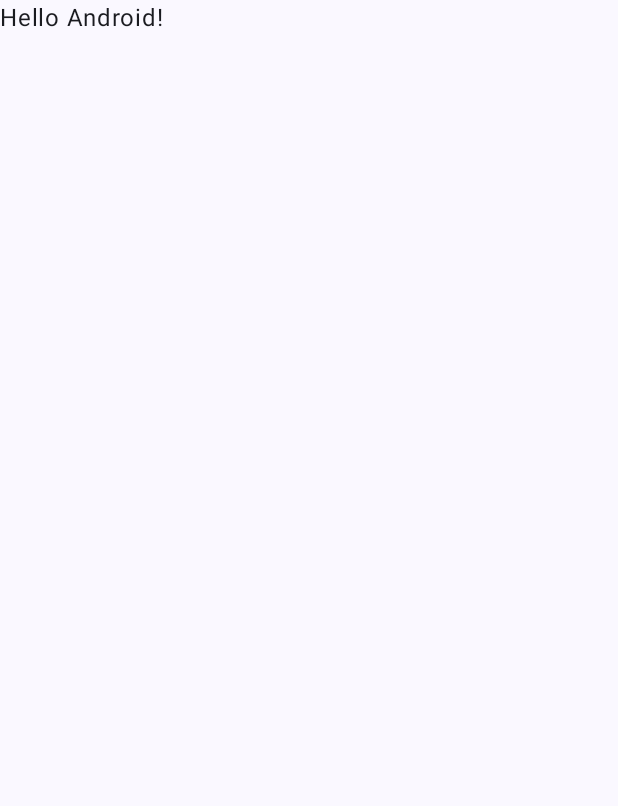
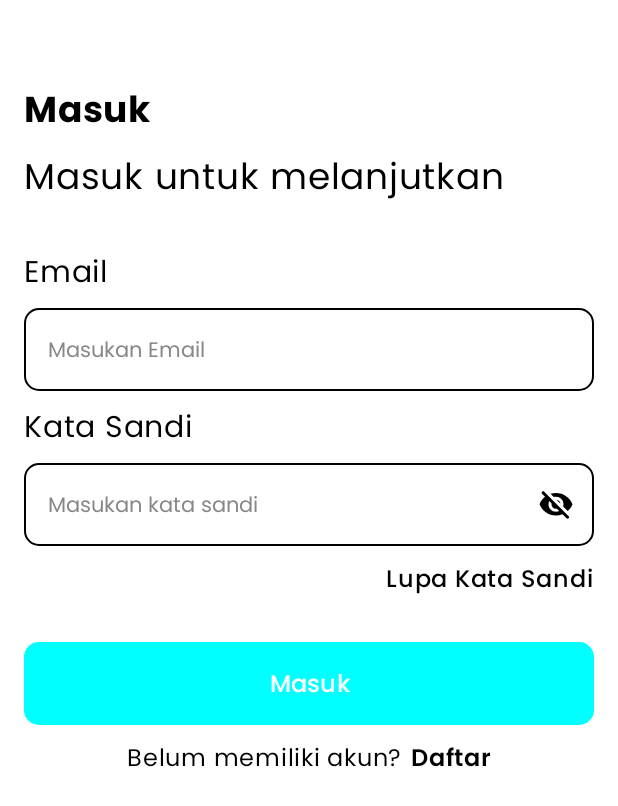
Before and after one commit to manifestasi/griya-bugar-app, an Android app built with Jetpack Compose: the screen it shows after launch (MainActivity), on a phone screen of 412 x 824 dp. Before the commit the part shown is almost empty. Shown: the top 806 px of the screen. Run offline under Robolectric (Android 15) with nearby library versions, the phone set to English and light mode, and no system bars; our stand-ins replace Dagger/Hilt's generated code.

Commit message:
add login screen layout

```diff
--- a/app/build.gradle.kts
+++ b/app/build.gradle.kts
@@ -3,7 +3,8 @@ plugins {
     alias(libs.plugins.kotlin.android)
     alias(libs.plugins.hilt.android)
     alias(libs.plugins.kotlin.kapt)
-    alias(libs.plugins.devtoolsKsp)
+//    alias(libs.plugins.devtoolsKsp)
+    alias(libs.plugins.compose.compiler)
 }
 
 android {
--- a/app/src/main/java/com/griya/griyabugar/GriyaBugarApp.kt
+++ b/app/src/main/java/com/griya/griyabugar/GriyaBugarApp.kt
@@ -15,6 +15,7 @@ import androidx.navigation.compose.currentBackStackEntryAsState
 import androidx.navigation.compose.rememberNavController
 import com.griya.griyabugar.ui.navigation.Screen
 import com.griya.griyabugar.ui.screen.home.HomeScreen
+import com.griya.griyabugar.ui.screen.login.LoginScreen
 import com.griya.griyabugar.ui.theme.GriyaBugarTheme
 
 @Composable
@@ -33,7 +34,7 @@ fun GriyaBugarApp(
             modifier = modifier.padding(innerPadding)
         ){
             composable(Screen.Home.route){
-                HomeScreen()
+                LoginScreen()
             }
         }
     }
--- /dev/null
+++ b/app/src/main/java/com/griya/griyabugar/ui/components/TextField.kt
@@ -0,0 +1,183 @@
+package com.griya.griyabugar.ui.components
+
+import androidx.compose.foundation.background
+import androidx.compose.foundation.border
+import androidx.compose.foundation.layout.Box
+import androidx.compose.foundation.layout.Row
+import androidx.compose.foundation.layout.Spacer
+import androidx.compose.foundation.layout.fillMaxWidth
+import androidx.compose.foundation.layout.height
+import androidx.compose.foundation.layout.padding
+import androidx.compose.foundation.layout.size
+import androidx.compose.foundation.shape.RoundedCornerShape
+import androidx.compose.foundation.text.BasicTextField
+import androidx.compose.foundation.text.KeyboardOptions
+import androidx.compose.material3.Icon
+import androidx.compose.material3.IconButton
+import androidx.compose.material3.IconButtonDefaults
+import androidx.compose.material3.Text
+import androidx.compose.runtime.Composable
+import androidx.compose.runtime.MutableState
+import androidx.compose.ui.Alignment
+import androidx.compose.ui.Modifier
+import androidx.compose.ui.graphics.Color
+import androidx.compose.ui.graphics.SolidColor
+import androidx.compose.ui.res.painterResource
+import androidx.compose.ui.text.TextStyle
+import androidx.compose.ui.text.font.Font
+import androidx.compose.ui.text.font.FontFamily
+import androidx.compose.ui.text.input.ImeAction
+import androidx.compose.ui.text.input.KeyboardType
+import androidx.compose.ui.text.input.PasswordVisualTransformation
+import androidx.compose.ui.text.input.VisualTransformation
+import androidx.compose.ui.unit.Dp
+import androidx.compose.ui.unit.TextUnit
+import androidx.compose.ui.unit.dp
+import androidx.compose.ui.unit.sp
+import com.griya.griyabugar.R
+
+@Composable
+fun PasswordTextField(
+    state: MutableState<String>,
+    passwordVisible: MutableState<Boolean>,
+    modifier: Modifier = Modifier,
+    fontFamily: FontFamily = FontFamily(Font(R.font.poppins_regular)),
+    fontSize: TextUnit = 14.sp,
+    hint: String = "Masukan kata sandi",
+    hintColor: Color = Color.Gray,
+    iconVisible: Int = R.drawable.round_visibility_24,
+    iconInvisible: Int = R.drawable.round_visibility_off_24,
+    backgroundColor: Color = Color.White,
+    textColor: Color = Color.Black,
+    cursorColor: Color = Color.Black,
+    cornerRadius: Dp = 10.dp,
+    height: Dp = 55.dp,
+    padding: Dp = 5.dp,
+    onPasswordVisibilityChange: ((Boolean) -> Unit)? = null
+) {
+    Row(
+        modifier = modifier
+            .fillMaxWidth()
+            .height(height)
+            .border(width = 1.dp, color = Color.Black, shape = RoundedCornerShape(cornerRadius))
+            .background(backgroundColor)
+            .padding(padding)
+    ) {
+        BasicTextField(
+            value = state.value,
+            onValueChange = { state.value = it },
+            textStyle = TextStyle(
+                fontFamily = fontFamily,
+                fontSize = fontSize,
+                color = textColor
+            ),
+            modifier = Modifier
+                .padding(start = 5.dp, end = 16.dp)
+                .align(Alignment.CenterVertically),
+            cursorBrush = SolidColor(cursorColor),
+            keyboardOptions = KeyboardOptions(
+                keyboardType = KeyboardType.Password,
+                imeAction = ImeAction.Done
+            ),
+            visualTransformation = if (passwordVisible.value) VisualTransformation.None else PasswordVisualTransformation(),
+            decorationBox = { innerTextField ->
+                Box {
+                    if (state.value.isEmpty()) {
+                        Text(
+                            text = hint,
+                            style = TextStyle(
+                                fontFamily = fontFamily,
+                                fontSize = fontSize,
+                                color = hintColor
+                            ),
+                            modifier = Modifier
+                                .align(Alignment.CenterStart)
+                                .padding(start = 5.dp)
+                        )
+                    }
+                    innerTextField() // Tampilkan BasicTextField
+                }
+            }
+        )
+        Spacer(modifier = Modifier.weight(1f))
+        IconButton(
+            onClick = {
+                passwordVisible.value = !passwordVisible.value
+                onPasswordVisibilityChange?.invoke(passwordVisible.value)
+            },
+            modifier = Modifier
+                .align(Alignment.CenterVertically)
+                .size(40.dp),
+            colors = IconButtonDefaults.iconButtonColors(Color.Transparent)
+        ) {
+            Icon(
+                painter = painterResource(
+                    id = if (passwordVisible.value) iconVisible else iconInvisible
+                ),
+                contentDescription = null,
+                tint = textColor
+            )
+        }
+    }
+}
+
+@Composable
+fun EmailTextField(
+    state: MutableState<String>,
+    modifier: Modifier = Modifier,
+    hint: String = "Masukan Email",
+    hintColor: Color = Color.Gray,
+    fontFamily: FontFamily = FontFamily(Font(R.font.poppins_regular)),
+    fontSize: TextUnit = 14.sp,
+    backgroundColor: Color = Color.White,
+    textColor: Color = Color.Black,
+    cursorColor: Color = Color.Black,
+    cornerRadius: Dp = 10.dp,
+    height: Dp = 55.dp,
+    padding: Dp = 5.dp,
+) {
+    Row(
+        modifier = modifier
+            .fillMaxWidth()
+            .height(height)
+            .border(width = 1.dp, color = Color.Black, shape = RoundedCornerShape(cornerRadius))
+            .background(backgroundColor)
+            .padding(padding)
+    ) {
+        BasicTextField(
+            value = state.value,
+            onValueChange = { state.value = it },
+            textStyle = TextStyle(
+                fontFamily = fontFamily,
+                fontSize = fontSize,
+                color = textColor
+            ),
+            modifier = Modifier
+                .padding(start = 5.dp, end = 16.dp)
+                .align(Alignment.CenterVertically),
+            cursorBrush = SolidColor(cursorColor),
+            keyboardOptions = KeyboardOptions(
+                keyboardType = KeyboardType.Email,
+                imeAction = ImeAction.Next
+            ),
+            decorationBox = { innerTextField ->
+                Box() {
+                    if (state.value.isEmpty()) {
+                        Text(
+                            text = hint,
+                            style = TextStyle(
+                                fontFamily = fontFamily,
+                                fontSize = fontSize,
+                                color = hintColor
+                            ),
+                            modifier = Modifier
+                                .align(Alignment.CenterStart)
+                                .padding(start = 5.dp)
+                        )
+                    }
+                    innerTextField()
+                }
+            }
+        )
+    }
+}
--- /dev/null
+++ b/app/src/main/java/com/griya/griyabugar/ui/screen/login/LoginScreen.kt
@@ -0,0 +1,148 @@
+package com.griya.griyabugar.ui.screen.login
+
+import androidx.compose.foundation.background
+import androidx.compose.foundation.clickable
+import androidx.compose.foundation.layout.Column
+import androidx.compose.foundation.layout.Row
+import androidx.compose.foundation.layout.Spacer
+import androidx.compose.foundation.layout.fillMaxSize
+import androidx.compose.foundation.layout.fillMaxWidth
+import androidx.compose.foundation.layout.height
+import androidx.compose.foundation.layout.padding
+import androidx.compose.foundation.layout.width
+import androidx.compose.foundation.shape.RoundedCornerShape
+import androidx.compose.material3.Button
+import androidx.compose.material3.ButtonDefaults
+import androidx.compose.material3.Text
+import androidx.compose.runtime.Composable
+import androidx.compose.runtime.mutableStateOf
+import androidx.compose.runtime.remember
+import androidx.compose.ui.Alignment
+import androidx.compose.ui.Alignment.Companion.CenterHorizontally
+import androidx.compose.ui.Modifier
+import androidx.compose.ui.graphics.Color
+import androidx.compose.ui.text.font.Font
+import androidx.compose.ui.text.font.FontFamily
+import androidx.compose.ui.text.style.TextAlign
+import androidx.compose.ui.tooling.preview.Preview
+import androidx.compose.ui.unit.dp
+import androidx.compose.ui.unit.sp
+import com.griya.griyabugar.R
+import com.griya.griyabugar.ui.components.EmailTextField
+import com.griya.griyabugar.ui.components.PasswordTextField
+
+@Composable
+fun LoginScreen(modifier: Modifier = Modifier) {
+    Column(
+        modifier = modifier
+            .fillMaxSize()
+            .background(Color.White)
+    ) {
+        Spacer(Modifier.height(40.dp))
+        HeaderSection(modifier = Modifier .padding(16.dp))
+        MainSection(modifier = Modifier.padding(16.dp))
+    }
+}
+
+@Composable
+private fun HeaderSection(modifier: Modifier = Modifier) {
+    Column(modifier = modifier) {
+        Text(
+            text = "Masuk",
+            fontFamily = FontFamily(listOf(Font(R.font.poppins_bold))),
+            fontSize = 24.sp,
+            color = Color.Black
+        )
+        Spacer(Modifier.height(10.dp))
+        Text(
+            text = "Masuk untuk melanjutkan",
+            fontFamily = FontFamily(listOf(Font(R.font.poppins_regular))),
+            fontSize = 24.sp,
+            color = Color.Black
+        )
+
+    }
+}
+
+@Composable
+private fun MainSection (modifier: Modifier = Modifier) {
+    val emailState = remember { mutableStateOf("") }
+    val state = remember { mutableStateOf("") }
+    var passwordVisible = remember { mutableStateOf(false) }
+    Column(modifier = modifier) {
+        Text(
+            text = "Email",
+            fontFamily = FontFamily(listOf(Font(R.font.poppins_regular))),
+            fontSize = 20.sp,
+            color = Color.Black
+        )
+        Spacer(Modifier.height(10.dp))
+
+        EmailTextField(
+            state = emailState
+        )
+        Spacer(Modifier.height(10.dp))
+        Text(
+            text = "Kata Sandi",
+            fontFamily = FontFamily(listOf(Font(R.font.poppins_regular))),
+            fontSize = 20.sp,
+            color = Color.Black
+        )
+        Spacer(Modifier.height(10.dp))
+
+        PasswordTextField(
+            state = state,
+            passwordVisible = passwordVisible,
+        )
+        Spacer(Modifier.height(10.dp))
+        Text(
+            text = "Lupa Kata Sandi",
+            fontFamily = FontFamily(listOf(Font(R.font.poppins_medium))),
+            fontSize = 16.sp,
+            color = Color.Black,
+            modifier = Modifier.align(Alignment.End).clickable {  }
+        )
+        Spacer(Modifier.height(30.dp))
+        Button(
+            onClick = {},
+            modifier = Modifier
+                .fillMaxWidth()
+                .height(55.dp),
+            shape = RoundedCornerShape(10.dp),
+            colors = ButtonDefaults.buttonColors(
+                containerColor = Color.Cyan,
+            )
+        ) {
+            Text(
+                text = "Masuk",
+                fontFamily = FontFamily(listOf(Font(R.font.poppins_medium))),
+                fontSize = 16.sp,
+                color = Color.White,
+                textAlign = TextAlign.Center,
+            )
+        }
+        Spacer(Modifier.height(10.dp))
+        Row(modifier = Modifier.align(CenterHorizontally)) {
+            Text(
+                text = "Belum memiliki akun?",
+                fontFamily = FontFamily(listOf(Font(R.font.poppins_regular))),
+                fontSize = 16.sp,
+                color = Color.Black
+            )
+            Spacer(Modifier.width(5.dp))
+            Text(
+                text = "Daftar",
+                fontFamily = FontFamily(listOf(Font(R.font.poppins_semibold))),
+                fontSize = 16.sp,
+                color = Color.Black,
+                modifier=Modifier.clickable {  }
+            )
+
+        }
+    }
+}
+@Preview(showBackground = true)
+@Composable
+fun HeaderPreview(modifier: Modifier = Modifier) {
+    HeaderSection()
+}
--- /dev/null
+++ b/app/src/main/res/drawable/baseline_visibility_24.xml
@@ -0,0 +1,5 @@
+<vector xmlns:android="http://schemas.android.com/apk/res/android" android:height="24dp" android:tint="#000000" android:viewportHeight="24" android:viewportWidth="24" android:width="24dp">
+
+    <path android:fillColor="@android:color/white" android:pathData="M12,4.5C7,4.5 2.73,7.61 1,12c1.73,4.39 6,7.5 11,7.5s9.27,-3.11 11,-7.5c-1.73,-4.39 -6,-7.5 -11,-7.5zM12,17c-2.76,0 -5,-2.24 -5,-5s2.24,-5 5,-5 5,2.24 5,5 -2.24,5 -5,5zM12,9c-1.66,0 -3,1.34 -3,3s1.34,3 3,3 3,-1.34 3,-3 -1.34,-3 -3,-3z"/>
+
+</vector>
--- /dev/null
+++ b/app/src/main/res/drawable/round_visibility_24.xml
@@ -0,0 +1,5 @@
+<vector xmlns:android="http://schemas.android.com/apk/res/android" android:height="24dp" android:tint="#000000" android:viewportHeight="24" android:viewportWidth="24" android:width="24dp">
+
+    <path android:fillColor="@android:color/white" android:pathData="M12,4C7,4 2.73,7.11 1,11.5 2.73,15.89 7,19 12,19s9.27,-3.11 11,-7.5C21.27,7.11 17,4 12,4zM12,16.5c-2.76,0 -5,-2.24 -5,-5s2.24,-5 5,-5 5,2.24 5,5 -2.24,5 -5,5zM12,8.5c-1.66,0 -3,1.34 -3,3s1.34,3 3,3 3,-1.34 3,-3 -1.34,-3 -3,-3z"/>
+
+</vector>
--- /dev/null
+++ b/app/src/main/res/drawable/round_visibility_off_24.xml
@@ -0,0 +1,5 @@
+<vector xmlns:android="http://schemas.android.com/apk/res/android" android:height="24dp" android:tint="#000000" android:viewportHeight="24" android:viewportWidth="24" android:width="24dp">
+
+    <path android:fillColor="@android:color/white" android:pathData="M12,6.5c2.76,0 5,2.24 5,5 0,0.51 -0.1,1 -0.24,1.46l3.06,3.06c1.39,-1.23 2.49,-2.77 3.18,-4.53C21.27,7.11 17,4 12,4c-1.27,0 -2.49,0.2 -3.64,0.57l2.17,2.17c0.47,-0.14 0.96,-0.24 1.47,-0.24zM2.71,3.16c-0.39,0.39 -0.39,1.02 0,1.41l1.97,1.97C3.06,7.83 1.77,9.53 1,11.5 2.73,15.89 7,19 12,19c1.52,0 2.97,-0.3 4.31,-0.82l2.72,2.72c0.39,0.39 1.02,0.39 1.41,0 0.39,-0.39 0.39,-1.02 0,-1.41L4.13,3.16c-0.39,-0.39 -1.03,-0.39 -1.42,0zM12,16.5c-2.76,0 -5,-2.24 -5,-5 0,-0.77 0.18,-1.5 0.49,-2.14l1.57,1.57c-0.03,0.18 -0.06,0.37 -0.06,0.57 0,1.66 1.34,3 3,3 0.2,0 0.38,-0.03 0.57,-0.07L14.14,16c-0.65,0.32 -1.37,0.5 -2.14,0.5zM14.97,11.17c-0.15,-1.4 -1.25,-2.49 -2.64,-2.64l2.64,2.64z"/>
+
+</vector>
--- a/build.gradle.kts
+++ b/build.gradle.kts
@@ -5,4 +5,5 @@ plugins {
     alias(libs.plugins.hilt.android) apply false
     alias(libs.plugins.kotlin.kapt) apply false
     alias(libs.plugins.devtoolsKsp) apply false
+    alias(libs.plugins.compose.compiler) apply false
 }
--- a/gradle/libs.versions.toml
+++ b/gradle/libs.versions.toml
@@ -2,7 +2,7 @@
 agp = "8.6.0"
 compose = "1.0.0-alpha.3"
 hiltAndroid = "2.51.1"
-kotlin = "1.9.0"
+kotlin = "2.0.0"
 coreKtx = "1.13.0"
 junit = "4.13.2"
 junitVersion = "1.2.1"
@@ -43,3 +43,4 @@ kotlin-android = { id = "org.jetbrains.kotlin.android", version.ref = "kotlin" }
 devtoolsKsp = { id = "com.google.devtools.ksp", version.ref = "ksp" }
 kotlin-kapt = { id = "org.jetbrains.kotlin.kapt", version.ref = "kotlin" }
 hilt-android = { id = "com.google.dagger.hilt.android", version.ref = "hiltAndroid" }
+compose-compiler = { id = "org.jetbrains.kotlin.plugin.compose", version.ref = "kotlin" }
```
Also changed, not shown: app/src/main/java/com/griya/griyabugar/ui/theme/Color.kt (line endings or trailing spaces), app/src/main/res/font/poppins_bold.ttf (added), app/src/main/res/font/poppins_medium.ttf (added), app/src/main/res/font/poppins_regular.ttf (added), app/src/main/res/font/poppins_semibold.ttf (added).
